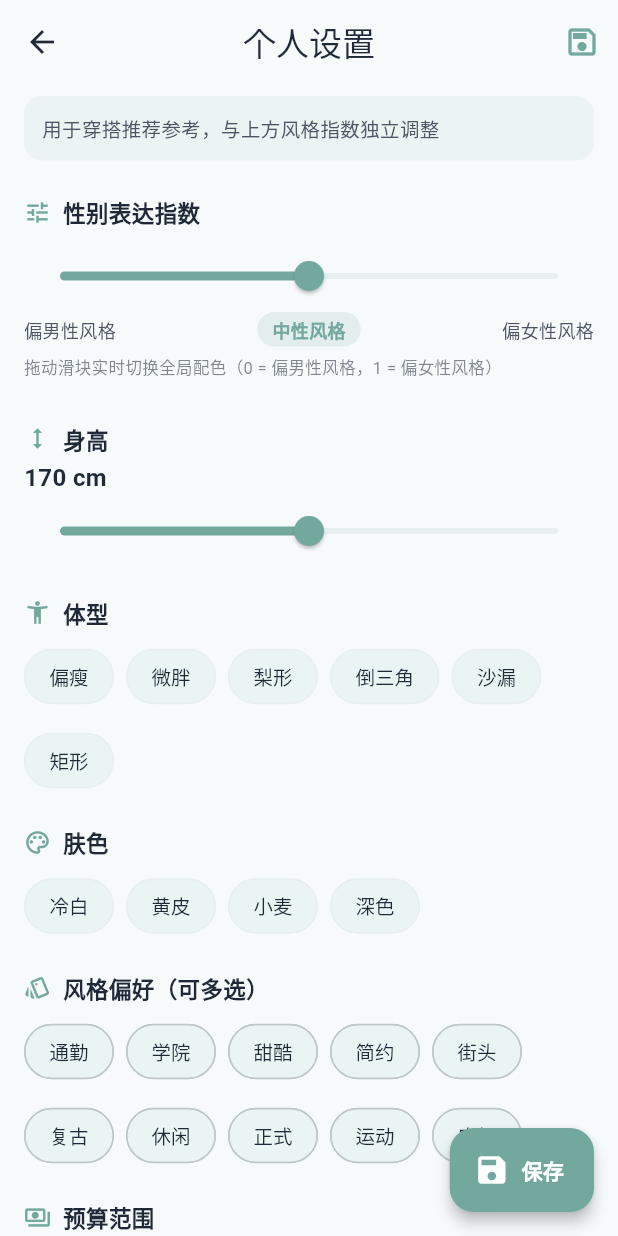
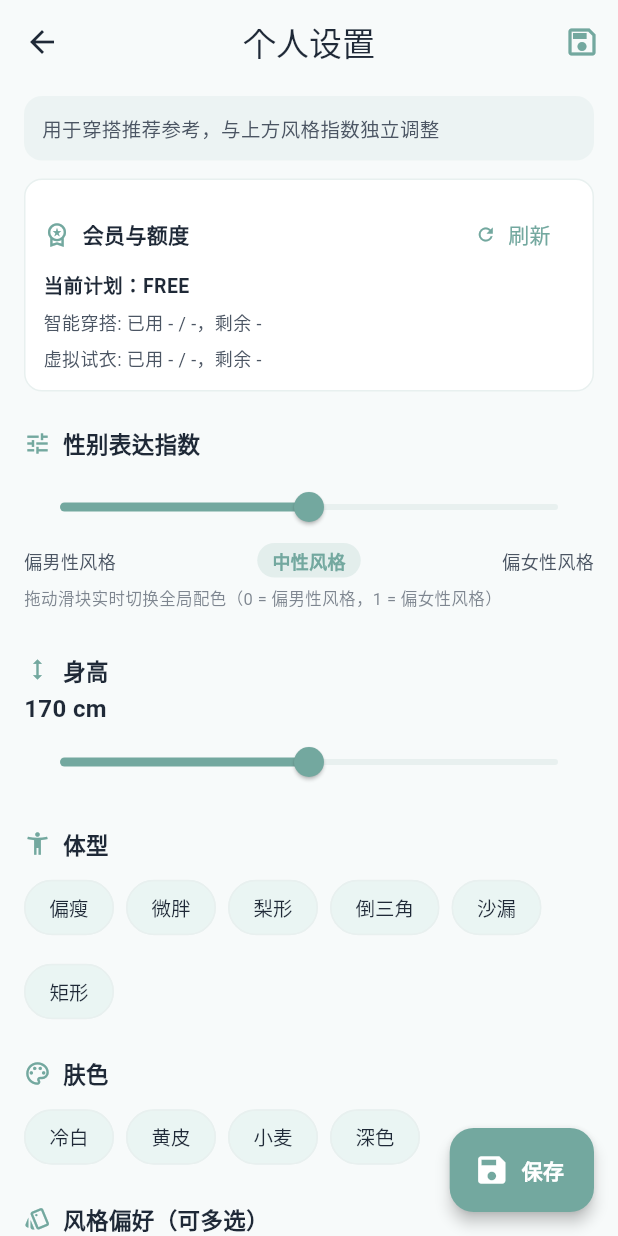
Before and after one commit to fyw276/basketball-kaggle-project, a Flutter app: the PersonalSettingsScreen screen opened directly, on a phone screen of 412 x 824 dp. Run offline on Flutter 3.47's test engine with Material 3 defaults, Android fonts, the phone set to English and light mode, and no system bars; our stand-ins replace geolocator, go_router, google_fonts, image_picker, shared_preferences; missing offline and left inert: city_pickers; accounts and stored records are empty; network calls fail.

Commit message:
feat(mobile): add subscription status UI and quota-aware error parsing

```diff
--- a/mobile/lib/core/utils/app_snackbar.dart
+++ b/mobile/lib/core/utils/app_snackbar.dart
@@ -37,6 +37,16 @@ String userFacingApiError(Object? error) {
       s.contains('无模特') ||
       s.contains('白底商品图')) {
     return '衣服图里检测到人像，请改用无模特白底商品图';
+  }
+  if (s.contains('QUOTA_') ||
+      low.contains('quota exceeded') ||
+      low.contains('requires_upgrade') ||
+      low.contains('subscription')) {
+    return '当前额度已用完，请升级会员或下月再试';
+  }
+  if (low.contains('payment verification failed') ||
+      low.contains('invalid_signature')) {
+    return '支付校验失败，请稍后重试或联系客服';
   }
   if (s.contains('Garment cutout too small') ||
       s.contains('cutout too small')) {
--- a/mobile/lib/features/profile/screens/personal_settings_screen.dart
+++ b/mobile/lib/features/profile/screens/personal_settings_screen.dart
@@ -19,6 +19,8 @@ class PersonalSettingsScreen extends StatefulWidget {
 class _PersonalSettingsScreenState extends State<PersonalSettingsScreen> {
   bool _loading = true;
   bool _saving = false;
+  bool _subLoading = false;
+  Map<String, dynamic>? _subscription;
 
   double _height = 170;
   String? _bodyType;
@@ -54,6 +56,11 @@ class _PersonalSettingsScreenState extends State<PersonalSettingsScreen> {
     setState(() => _loading = true);
     final client = context.read<AuthProvider>().apiClient;
     try {
+      final sub = await client.getSubscriptionStatus();
+      if (sub is Map && !sub.containsKey('error')) {
+        _subscription = Map<String, dynamic>.from(sub);
+      }
+
       final p = await client.getProfile();
       if (p is Map && !p.containsKey('error')) {
         // 性别表达指数 → 同步全局主题
@@ -79,6 +86,112 @@ class _PersonalSettingsScreenState extends State<PersonalSettingsScreen> {
       }
     } catch (_) {}
     if (mounted) setState(() => _loading = false);
+  }
+
+  Future<void> _refreshSubscription() async {
+    setState(() => _subLoading = true);
+    try {
+      final client = context.read<AuthProvider>().apiClient;
+      final sub = await client.getSubscriptionStatus();
+      if (sub is Map && !sub.containsKey('error')) {
+        if (mounted) {
+          setState(() => _subscription = Map<String, dynamic>.from(sub));
+        }
+      } else if (mounted) {
+        showAppSnackBar(context, '会员状态刷新失败');
+      }
+    } finally {
+      if (mounted) setState(() => _subLoading = false);
+    }
+  }
+
+  Widget _subscriptionCard(Palette palette) {
+    final sub = _subscription ?? const <String, dynamic>{};
+    final usage = Map<String, dynamic>.from(
+        sub['usage'] as Map? ?? const <String, dynamic>{});
+    final smart = Map<String, dynamic>.from(
+      usage['smart_outfit_generate'] as Map? ?? const <String, dynamic>{},
+    );
+    final tryon = Map<String, dynamic>.from(
+      usage['tryon_generate'] as Map? ?? const <String, dynamic>{},
+    );
+
+    final plan = (sub['plan']?.toString() ?? 'free').toUpperCase();
+    final validUntil = sub['valid_until']?.toString() ?? '';
+
+    Widget quotaRow(String title, Map<String, dynamic> m) {
+      final used = m['used'] ?? '-';
+      final limit = m['limit'] ?? '-';
+      final remaining = m['remaining'] ?? '-';
+      return Padding(
+        padding: const EdgeInsets.only(top: 6),
+        child: Text(
+          '$title: 已用 $used / $limit，剩余 $remaining',
+          style: TextStyle(fontSize: 12, color: palette.textBody),
+        ),
+      );
+    }
+
+    return Container(
+      width: double.infinity,
+      padding: const EdgeInsets.all(12),
+      decoration: BoxDecoration(
+        color: palette.cardBg,
+        borderRadius: BorderRadius.circular(12),
+        border: Border.all(color: palette.divider),
+      ),
+      child: Column(
+        crossAxisAlignment: CrossAxisAlignment.start,
+        children: [
+          Row(
+            children: [
+              Icon(Icons.workspace_premium_outlined,
+                  size: 18, color: palette.primary),
+              const SizedBox(width: 8),
+              Text(
+                '会员与额度',
+                style: TextStyle(
+                  fontSize: 14,
+                  fontWeight: FontWeight.w700,
+                  color: palette.textTitle,
+                ),
+              ),
+              const Spacer(),
+              TextButton.icon(
+                onPressed: _subLoading ? null : _refreshSubscription,
+                icon: _subLoading
+                    ? SizedBox(
+                        width: 12,
+                        height: 12,
+                        child: CircularProgressIndicator(
+                            strokeWidth: 2, color: palette.primary),
+                      )
+                    : const Icon(Icons.refresh, size: 14),
+                label: const Text('刷新'),
+              ),
+            ],
+          ),
+          Text(
+            '当前计划：$plan',
+            style: TextStyle(
+              fontSize: 13,
+              color: palette.textTitle,
+              fontWeight: FontWeight.w600,
+            ),
+          ),
+          if (validUntil.isNotEmpty)
+            Padding(
+              padding: const EdgeInsets.only(top: 4),
+              child: Text(
+                '有效期至：$validUntil',
+                style: TextStyle(fontSize: 12, color: palette.textBody),
+              ),
+            ),
+          quotaRow('智能穿搭', smart),
+          quotaRow('虚拟试衣', tryon),
+        ],
+      ),
+    );
   }
 
   Future<void> _save() async {
@@ -163,6 +276,8 @@ class _PersonalSettingsScreenState extends State<PersonalSettingsScreen> {
                       style: TextStyle(fontSize: 13, color: palette.textBody),
                     ),
                   ),
+                  const SizedBox(height: 12),
+                  _subscriptionCard(palette),
                   const SizedBox(height: 24),
 
                   // ─── 性别表达指数 ────────────────────────────────
```
Also changed, not shown: mobile/lib/core/services/api_client.dart (+119 -12 lines).
